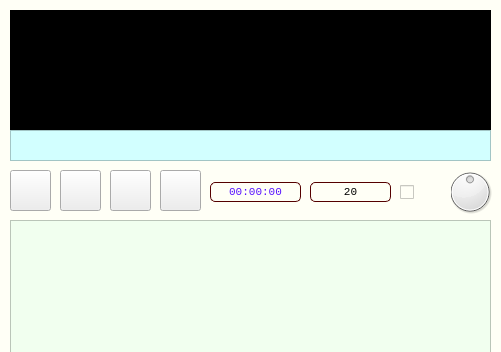
Qt form DIALOG/player.ui (dimanchik79/Play-Music) before a commit; both pictures show x 0 to 501 and y 0 to 352 of the 501 by 648 pixel window.
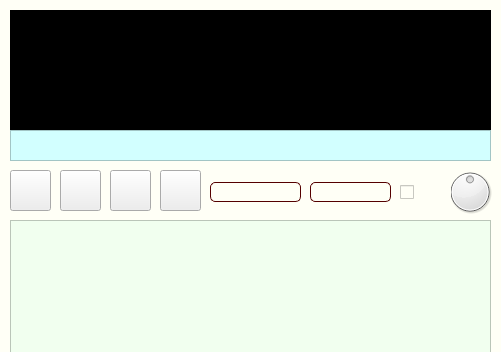
The same form after that commit. Icons and pictures are not drawn.

```diff
--- a/DIALOG/player.ui
+++ b/DIALOG/player.ui
@@ -407,7 +407,7 @@
 </string>
     </property>
     <property name="text">
-     <string>00:00:00</string>
+     <string/>
     </property>
     <property name="alignment">
      <set>Qt::AlignCenter</set>
@@ -482,7 +482,7 @@
 </string>
     </property>
     <property name="text">
-     <string>20</string>
+     <string/>
     </property>
     <property name="alignment">
      <set>Qt::AlignCenter</set>
```
